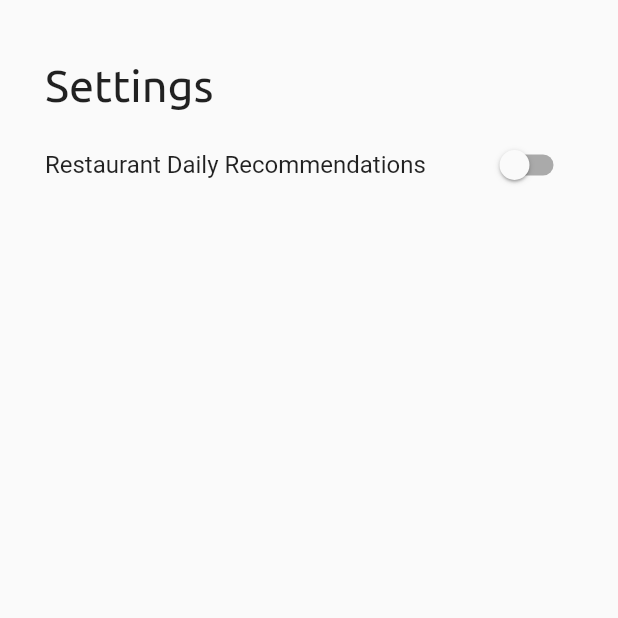
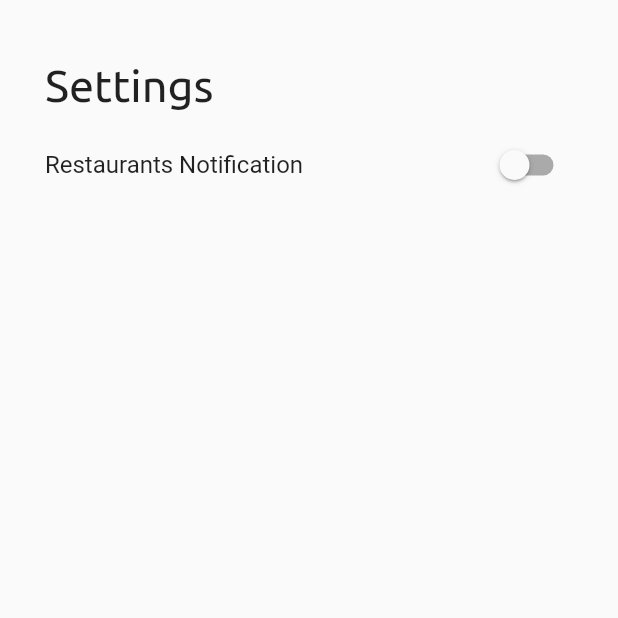
Before and after one commit to Remienne/submission3, a Flutter app: the SettingsPage screen opened by its route, on a phone screen of 412 x 824 dp, the top half of it. Run offline on Flutter 3.47's test engine with Material 2 defaults, Android fonts, the phone set to English and light mode, and no system bars; our stand-ins replace flutter_local_notifications, flutter_offline, readmore, rxdart, shared_preferences, sqflite; missing offline and left inert: android_alarm_manager; accounts and stored records are empty; network calls fail.

Commit message:
last commit

```diff
--- a/lib/pages/settings_page.dart
+++ b/lib/pages/settings_page.dart
@@ -44,7 +44,7 @@ class SettingsPage extends StatelessWidget{
                         builder: (context, provider, child) {
                           return ListTile(
                             contentPadding: EdgeInsets.zero,
-                            title: const Text('Restaurant Daily Recommendations'),
+                            title: const Text('Restaurants Notification'),
                             trailing: Consumer<SchedulingProvider>(
                               builder: (context, scheduled, _) {
                                 return Switch.adaptive(
```
